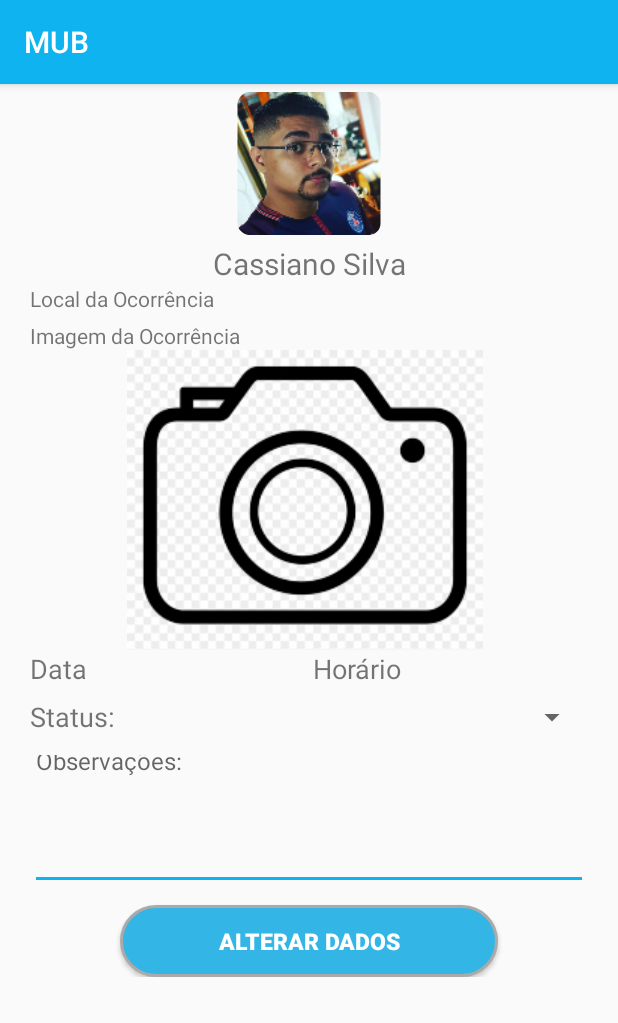
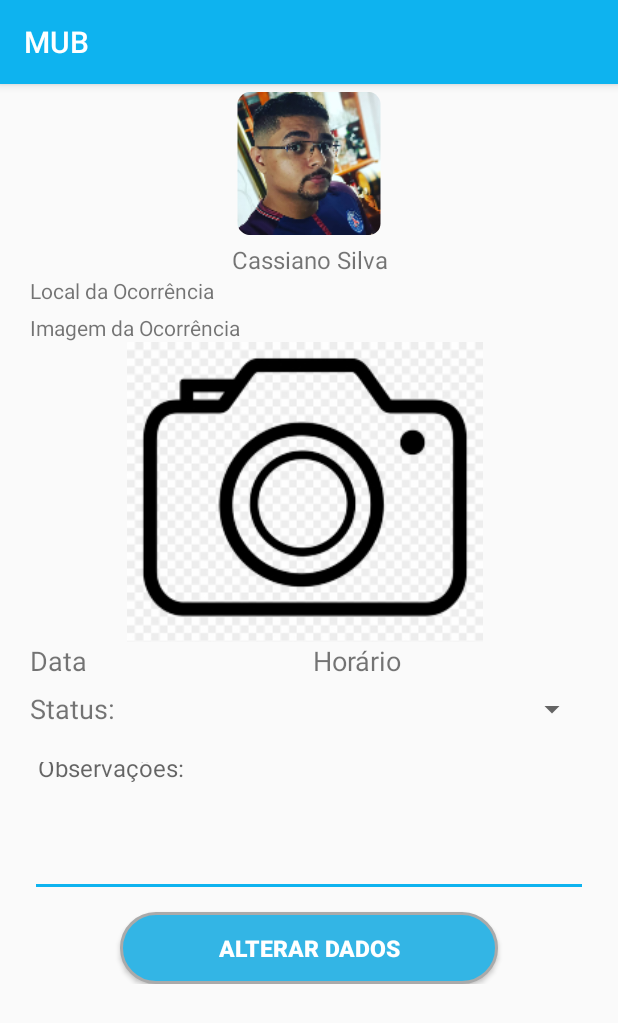
Before and after one commit to CassianoPersil/MUB3, an Android app: the AlterarOcorrencia screen opened directly, with no data from a screen before it, on a phone screen of 412 x 824 dp. Shown: the top 1023 px of the screen. Run offline under Robolectric (Android 15) with nearby library versions, the phone set to English and light mode, and no system bars.

Commit message:
Alterações na caixa de observações na tela de Alterar Ocorrencia

```diff
--- a/app/src/main/res/layout/activity_alterar_ocorrencia.xml
+++ b/app/src/main/res/layout/activity_alterar_ocorrencia.xml
@@ -45,7 +45,7 @@
                     android:layout_height="wrap_content"
                     android:gravity="center"
                     android:text="Cassiano Silva"
-                    android:textSize="20sp" />
+                    android:textSize="16sp" />
 
             </LinearLayout>
 
@@ -149,7 +149,8 @@
             <LinearLayout
                 android:layout_width="match_parent"
                 android:layout_height="match_parent"
-                android:orientation="vertical">
+                android:orientation="vertical"
+                android:paddingTop="10dp">
 
                 <EditText
                     android:id="@+id/ctObservacoes"
@@ -158,6 +159,8 @@
                     android:ems="10"
                     android:hint="@string/Caixa_Observações"
                     android:inputType="textPersonName"
+                    android:paddingLeft="5dp"
+                    android:paddingTop="10dp"
                     android:paddingBottom="75dp"
                     android:textSize="16sp" />
             </LinearLayout>
```
